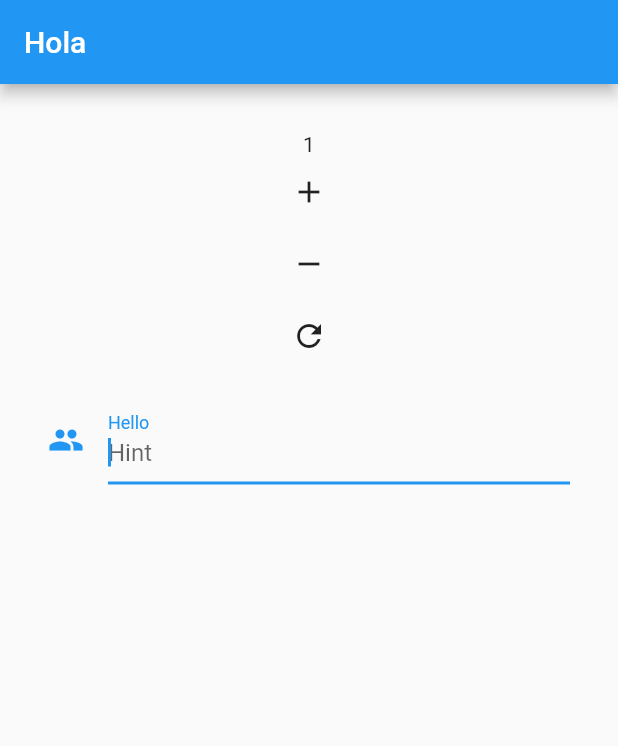
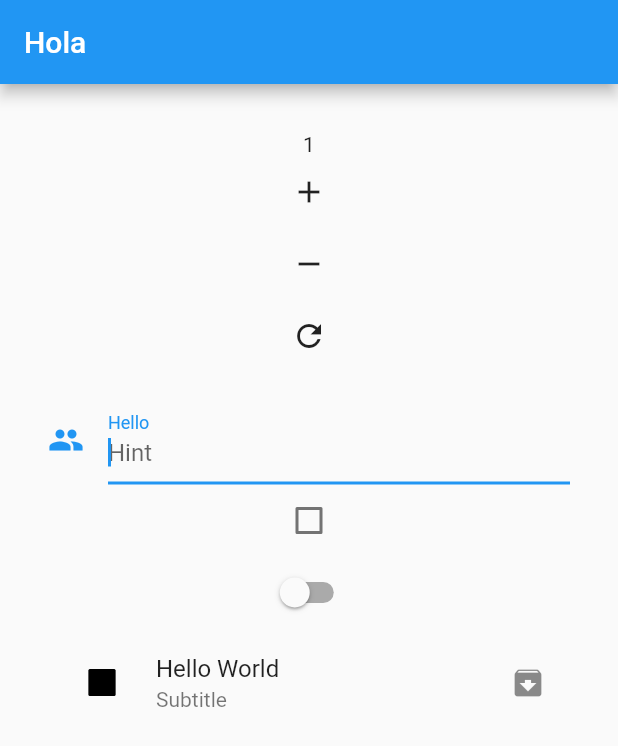
Before and after one commit to NICOC4PP4/button_1, a Flutter app: the screen it shows after launch, after a tap on the "add" icon, on a phone screen of 412 x 824 dp. Shown: the top 746 px of the screen. Run offline on Flutter 3.47's test engine with Material 2 defaults, Android fonts, the phone set to English and light mode, and no system bars.

Commit message:
Update main.dart
added checkboxes

```diff
--- a/lib/main.dart
+++ b/lib/main.dart
@@ -1,12 +1,14 @@
 import 'package:flutter/material.dart';
 
 void main() {
-  runApp(MaterialApp(
+  runApp(const MaterialApp(
     home: MyApp(),
   ));
 }
 
 class MyApp extends StatefulWidget {
+  const MyApp({super.key});
+
   @override
   _State createState() => _State();
 }
@@ -15,6 +17,12 @@ class _State extends State<MyApp> {
   int _value = 0;
   String click = 'Click me';
   String _value2 = "";
+  bool? _value3 = false;
+  bool _value4 = false;
+
+  // functions to change the value of the booleans
+  void _value3Changed(bool? value) => setState(() => _value3 = value);
+  void _value4Changed(bool value) => setState(() => _value4 = value);
 
   // functions to change the value of the text field
   void _onChange(String value) {
@@ -46,36 +54,37 @@ class _State extends State<MyApp> {
   Widget build(BuildContext context) {
     return Scaffold(
       appBar: AppBar(
-        title: Text("Hola"),
+        title: const Text("Hola"),
       ),
       body: Container(
-        padding: EdgeInsets.all(32.0),
+        padding: const EdgeInsets.all(32.0),
         child: Center(
           child: Column(
             children: <Widget>[
               Text(_value.toString()),
               //button to add one to the value
               IconButton(
-                icon: Icon(Icons.add),
+                icon: const Icon(Icons.add),
                 onPressed: _add,
               ),
               //button to subtract one from the value
               IconButton(
-                icon: Icon(Icons.remove),
+                icon: const Icon(Icons.remove),
                 onPressed: _subtract,
               ),
               //button to reset the value to 0
               IconButton(
-                icon: Icon(Icons.refresh),
+                icon: const Icon(Icons.refresh),
                 onPressed: () {
                   setState(() {
                     _value = 0;
                   });
                 },
               ),
+              //button to change the text of the button
               Text(_value2),
               TextField(
-                decoration: InputDecoration(
+                decoration: const InputDecoration(
                   labelText: "Hello",
                   hintText: "Hint",
                   icon: Icon(Icons.people),
@@ -86,6 +95,24 @@ class _State extends State<MyApp> {
                 onChanged: _onChange,
                 onSubmitted: _onSubmit,
               ),
+              Checkbox(value: _value3, onChanged: _value3Changed),
+              Switch(value: _value4, onChanged: _value4Changed),
+              CheckboxListTile(
+                value: _value3,
+                onChanged: _value3Changed,
+                title: const Text("Hello World"),
+                controlAffinity: ListTileControlAffinity.leading,
+                subtitle: const Text("Subtitle"),
+                secondary: const Icon(Icons.archive),
+                activeColor: Colors.red,
+                checkColor: Colors.yellow,
+                fillColor: MaterialStateProperty.all(Colors.black),
+                hoverColor: Colors.blue,
+                overlayColor: MaterialStateProperty.all(Colors.purple),
+                selectedTileColor: Colors.orange,
+              ),
+
+              // ***
             ],
           ),
         ),
```
